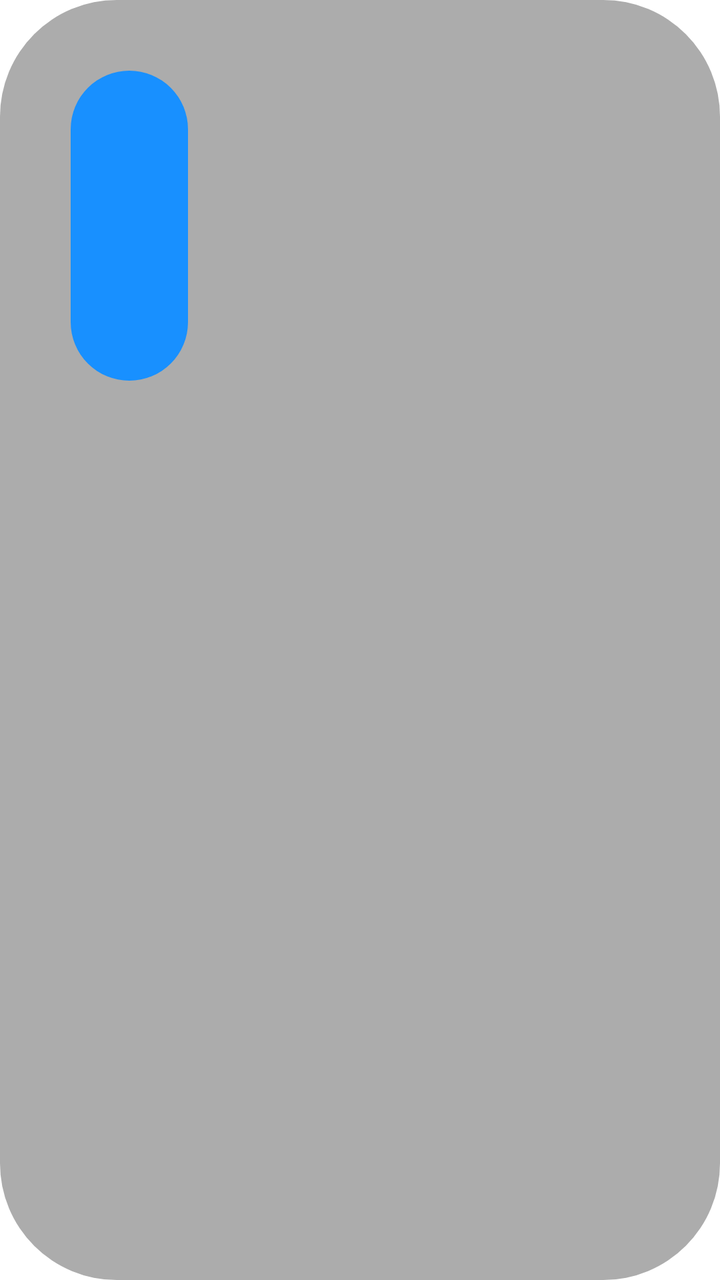
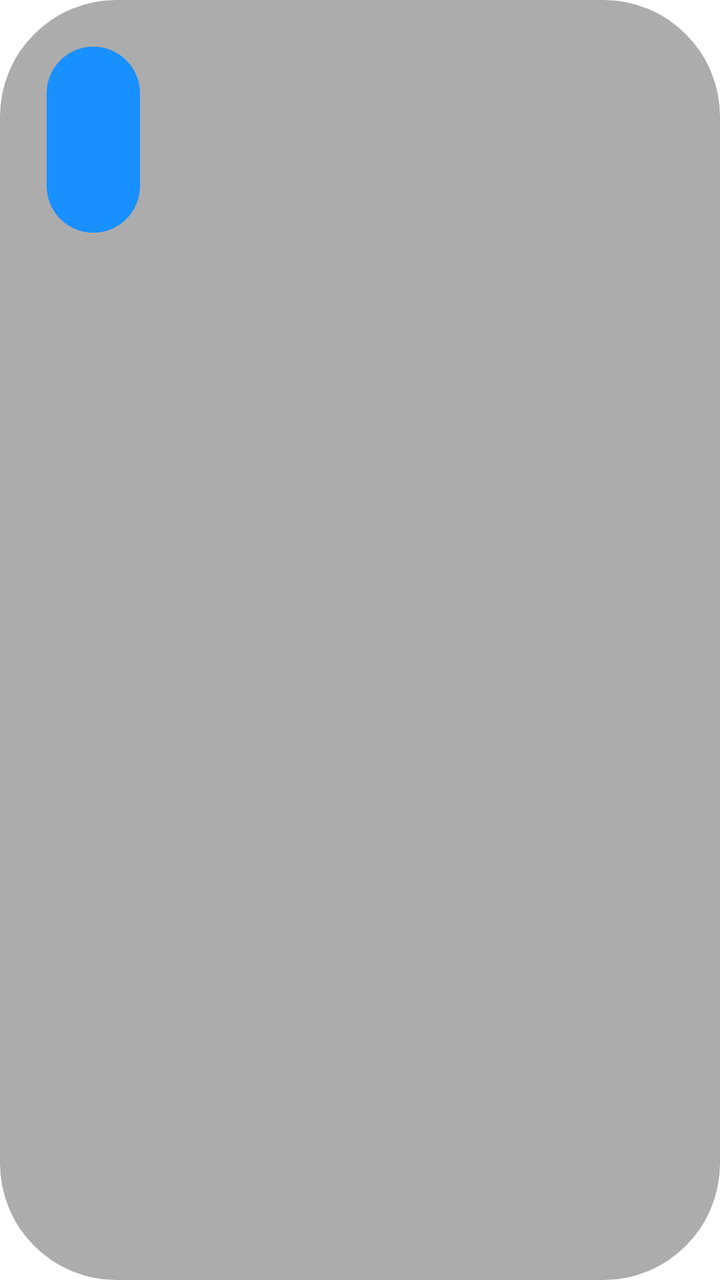

Screens rendered from an Android XML layout before and after an edit, with the pre-edit source and the edit as a unified diff.
<!-- AndroidManifest.xml: application theme AppTheme.NoActionBar -->
<!-- res/layout/item_search.xml -->
<?xml version="1.0" encoding="utf-8"?>
<FrameLayout xmlns:android="http://schemas.android.com/apk/res/android"
    android:layout_width="wrap_content"
    android:layout_height="wrap_content"
    android:background="@drawable/shape_user_focus"
    android:focusable="true"
    android:padding="@dimen/vs_1">

    <FrameLayout
        android:layout_width="@dimen/vs_214"
        android:layout_height="@dimen/vs_280">

        <ImageView
            android:id="@+id/ivThumb"
            android:layout_width="match_parent"
            android:layout_height="match_parent"
            android:padding="@dimen/vs_1"
            android:scaleType="fitXY" />

        <LinearLayout
            android:layout_width="wrap_content"
            android:layout_height="wrap_content"
            android:layout_marginLeft="@dimen/vs_5"
            android:layout_marginTop="@dimen/vs_5"
            android:layout_marginRight="@dimen/vs_5"
            android:orientation="horizontal">

            <TextView
                android:id="@+id/tvSite"
                android:layout_width="wrap_content"
                android:layout_height="wrap_content"
                android:layout_marginEnd="@dimen/vs_5"
                android:layout_marginRight="@dimen/vs_5"
                android:background="@drawable/shape_thumb_year"
                android:ellipsize="end"
                android:gravity="center"
                android:paddingLeft="@dimen/vs_5"
                android:paddingRight="@dimen/vs_5"
                android:singleLine="true"
                android:textColor="@android:color/white"
                android:textSize="@dimen/ts_20" />

        </LinearLayout>


        <LinearLayout
            android:layout_width="match_parent"
            android:layout_height="wrap_content"
            android:layout_gravity="bottom"
            android:orientation="vertical"
            android:padding="@dimen/vs_1">

            <TextView
                android:id="@+id/tvNote"
                android:layout_width="wrap_content"
                android:layout_height="wrap_content"
                android:layout_gravity="bottom"
                android:layout_marginLeft="@dimen/vs_5"
                android:layout_marginRight="@dimen/vs_5"
                android:layout_marginBottom="@dimen/vs_5"
                android:background="@drawable/shape_thumb_note"
                android:ellipsize="end"
                android:gravity="center"
                android:paddingLeft="@dimen/vs_5"
                android:paddingRight="@dimen/vs_5"
                android:singleLine="true"
                android:textColor="@android:color/white"
                android:textSize="@dimen/ts_20" />

            <TextView
                android:id="@+id/tvName"
                android:layout_width="match_parent"
                android:layout_height="wrap_content"
                android:background="@drawable/shape_thumb_bottom_name"
                android:ellipsize="marquee"
                android:marqueeRepeatLimit="marquee_forever"
                android:padding="@dimen/vs_5"
                android:singleLine="true"
                android:textColor="@android:color/white"
                android:textSize="@dimen/ts_22" />
        </LinearLayout>
    </FrameLayout>
</FrameLayout>
<!-- resources referenced by this layout -->
<resources>
  <dimen name="ts_20">20mm</dimen>
  <dimen name="ts_22">22mm</dimen>
  <dimen name="vs_1">1mm</dimen>
  <dimen name="vs_214">214mm</dimen>
  <dimen name="vs_280">280mm</dimen>
  <dimen name="vs_5">5mm</dimen>
  <!-- drawable shape_thumb_bottom_name (drawable) -->
  <?xml version="1.0" encoding="utf-8"?>
  <shape xmlns:android="http://schemas.android.com/apk/res/android">
      <corners
          android:bottomLeftRadius="@dimen/vs_10"
          android:bottomRightRadius="@dimen/vs_10" />
      <solid android:color="@color/color_99000000" />
  </shape>
  <!-- drawable shape_thumb_note (drawable) -->
  <?xml version="1.0" encoding="utf-8"?>
  <shape xmlns:android="http://schemas.android.com/apk/res/android">
      <solid android:color="@color/color_3D3D3D" />
      <corners android:radius="5mm" />
  </shape>
  <!-- drawable shape_thumb_year (drawable) -->
  <?xml version="1.0" encoding="utf-8"?>
  <shape xmlns:android="http://schemas.android.com/apk/res/android">
      <solid android:color="@color/color_1890FF" />
      <corners android:radius="5mm" />
  </shape>
  <!-- drawable shape_user_focus (drawable) -->
  <?xml version="1.0" encoding="utf-8"?>
  <selector xmlns:android="http://schemas.android.com/apk/res/android">
      <item android:state_focused="true">
          <shape>
              <corners android:radius="10mm" />
              <stroke android:width="2mm" android:color="@color/color_FFFFFF" />
              <solid android:color="@color/color_6C3D3D3D" />
          </shape>
      </item>
      <item android:state_focused="false">
          <shape>
              <corners android:radius="10mm" />
              <solid android:color="@color/color_6C3D3D3D"/>
          </shape>
      </item>
  </selector>
  <style name="AppTheme.NoActionBar" parent="AppTheme">
          <item name="android:windowActionBar">false</item>
          <item name="android:windowNoTitle">true</item>
          <item name="windowActionBar">false</item>
          <item name="android:windowFullscreen">true</item>//全屏即无通知栏
          <item name="android:windowContentOverlay">@null</item>//是否有遮盖
          <item name="windowNoTitle">true</item>
          <item name="android:keepScreenOn">true</item>
          
          <item name="android:windowBackground">@android:color/transparent</item>
      </style>
  <dimen name="vs_10">10mm</dimen>
  <color name="color_99000000">#99000000</color>
  <color name="color_3D3D3D">#3D3D3D</color>
  <color name="color_1890FF">#1890FF</color>
  <color name="color_FFFFFF">#ffffffff</color>
  <color name="color_6C3D3D3D">#6c3d3d3d</color>
  <style name="AppTheme" parent="Theme.AppCompat.Light.DarkActionBar">
          
          <item name="colorPrimary">@color/color_6200EE</item>
          <item name="colorPrimaryDark">@color/color_3700B3</item>
          <item name="colorAccent">@color/color_03DAC5</item>
      </style>
  <color name="color_6200EE">#6200EE</color>
  <color name="color_3700B3">#3700B3</color>
  <color name="color_03DAC5">#03DAC5</color>
</resources>

<!-- the commit's change to res/layout/item_search.xml (unified diff, before → after) -->
@@ -1,44 +1,42 @@
 <?xml version="1.0" encoding="utf-8"?>
 <FrameLayout xmlns:android="http://schemas.android.com/apk/res/android"
-    android:layout_width="wrap_content"
+    android:layout_width="match_parent"
     android:layout_height="wrap_content"
     android:background="@drawable/shape_user_focus"
-    android:focusable="true"
-    android:padding="@dimen/vs_1">
+    android:focusable="true">
 
     <FrameLayout
-        android:layout_width="@dimen/vs_214"
-        android:layout_height="@dimen/vs_280">
+        android:layout_width="match_parent"
+        android:layout_height="@dimen/vs_160">
 
         <ImageView
             android:id="@+id/ivThumb"
             android:layout_width="match_parent"
             android:layout_height="match_parent"
-            android:padding="@dimen/vs_1"
-            android:scaleType="fitXY" />
+            android:scaleType="centerCrop" />
 
         <LinearLayout
             android:layout_width="wrap_content"
             android:layout_height="wrap_content"
-            android:layout_marginLeft="@dimen/vs_5"
-            android:layout_marginTop="@dimen/vs_5"
-            android:layout_marginRight="@dimen/vs_5"
+            android:layout_marginLeft="@dimen/vs_4"
+            android:layout_marginTop="@dimen/vs_4"
+            android:layout_marginRight="@dimen/vs_4"
             android:orientation="horizontal">
 
             <TextView
                 android:id="@+id/tvSite"
                 android:layout_width="wrap_content"
                 android:layout_height="wrap_content"
-                android:layout_marginEnd="@dimen/vs_5"
-                android:layout_marginRight="@dimen/vs_5"
+                android:layout_marginEnd="@dimen/vs_4"
+                android:layout_marginRight="@dimen/vs_4"
                 android:background="@drawable/shape_thumb_year"
                 android:ellipsize="end"
                 android:gravity="center"
-                android:paddingLeft="@dimen/vs_5"
-                android:paddingRight="@dimen/vs_5"
+                android:paddingLeft="@dimen/vs_4"
+                android:paddingRight="@dimen/vs_4"
                 android:singleLine="true"
                 android:textColor="@android:color/white"
-                android:textSize="@dimen/ts_20" />
+                android:textSize="@dimen/ts_16" />
 
         </LinearLayout>
 
@@ -47,37 +45,35 @@
             android:layout_width="match_parent"
             android:layout_height="wrap_content"
             android:layout_gravity="bottom"
-            android:orientation="vertical"
-            android:padding="@dimen/vs_1">
+            android:orientation="vertical">
 
             <TextView
                 android:id="@+id/tvNote"
                 android:layout_width="wrap_content"
                 android:layout_height="wrap_content"
                 android:layout_gravity="bottom"
-                android:layout_marginLeft="@dimen/vs_5"
-                android:layout_marginRight="@dimen/vs_5"
-                android:layout_marginBottom="@dimen/vs_5"
+                android:layout_marginLeft="@dimen/vs_4"
+                android:layout_marginRight="@dimen/vs_4"
+                android:layout_marginBottom="@dimen/vs_4"
                 android:background="@drawable/shape_thumb_note"
                 android:ellipsize="end"
                 android:gravity="center"
-                android:paddingLeft="@dimen/vs_5"
-                android:paddingRight="@dimen/vs_5"
+                android:paddingLeft="@dimen/vs_4"
+                android:paddingRight="@dimen/vs_4"
                 android:singleLine="true"
                 android:textColor="@android:color/white"
-                android:textSize="@dimen/ts_20" />
+                android:textSize="@dimen/ts_16" />
 
             <TextView
                 android:id="@+id/tvName"
                 android:layout_width="match_parent"
                 android:layout_height="wrap_content"
                 android:background="@drawable/shape_thumb_bottom_name"
-                android:ellipsize="marquee"
-                android:marqueeRepeatLimit="marquee_forever"
-                android:padding="@dimen/vs_5"
+                android:ellipsize="end"
+                android:padding="@dimen/vs_4"
                 android:singleLine="true"
                 android:textColor="@android:color/white"
-                android:textSize="@dimen/ts_22" />
+                android:textSize="@dimen/ts_18" />
         </LinearLayout>
     </FrameLayout>
 </FrameLayout>
<!-- resource entries referenced after the edit -->
@@ -1,11 +1,9 @@
 <!-- resources referenced by this layout -->
 <resources>
-  <dimen name="ts_20">20mm</dimen>
-  <dimen name="ts_22">22mm</dimen>
-  <dimen name="vs_1">1mm</dimen>
-  <dimen name="vs_214">214mm</dimen>
-  <dimen name="vs_280">280mm</dimen>
-  <dimen name="vs_5">5mm</dimen>
+  <dimen name="ts_16">12mm</dimen>
+  <dimen name="ts_18">13mm</dimen>
+  <dimen name="vs_160">160mm</dimen>
+  <dimen name="vs_4">4mm</dimen>
   <!-- drawable shape_thumb_bottom_name (drawable) -->
   <?xml version="1.0" encoding="utf-8"?>
   <shape xmlns:android="http://schemas.android.com/apk/res/android">
@@ -47,12 +45,15 @@
           <item name="android:windowActionBar">false</item>
           <item name="android:windowNoTitle">true</item>
           <item name="windowActionBar">false</item>
-          <item name="android:windowFullscreen">true</item>//全屏即无通知栏
+          <item name="android:windowFullscreen">false</item>//手机版：默认保留状态栏，全屏页面运行时再隐藏
           <item name="android:windowContentOverlay">@null</item>//是否有遮盖
           <item name="windowNoTitle">true</item>
-          <item name="android:keepScreenOn">true</item>
+          
           
           <item name="android:windowBackground">@android:color/transparent</item>
+          
+          <item name="android:statusBarColor">@android:color/transparent</item>
+          <item name="android:windowDrawsSystemBarBackgrounds">true</item>
       </style>
   <dimen name="vs_10">10mm</dimen>
   <color name="color_99000000">#99000000</color>
